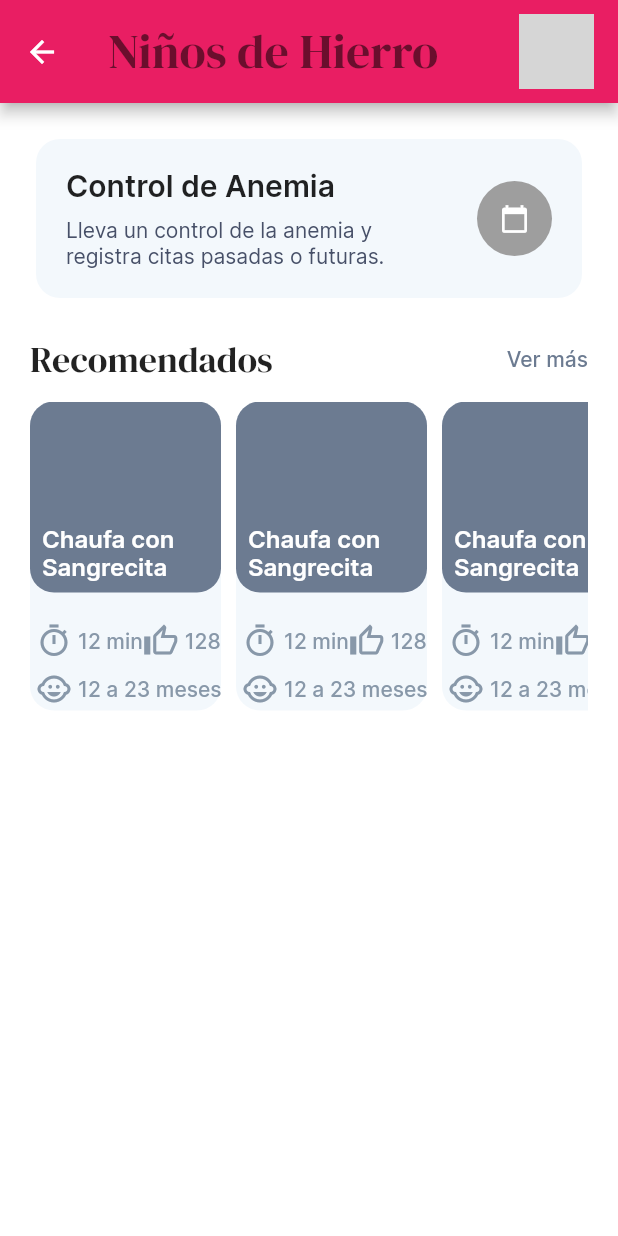
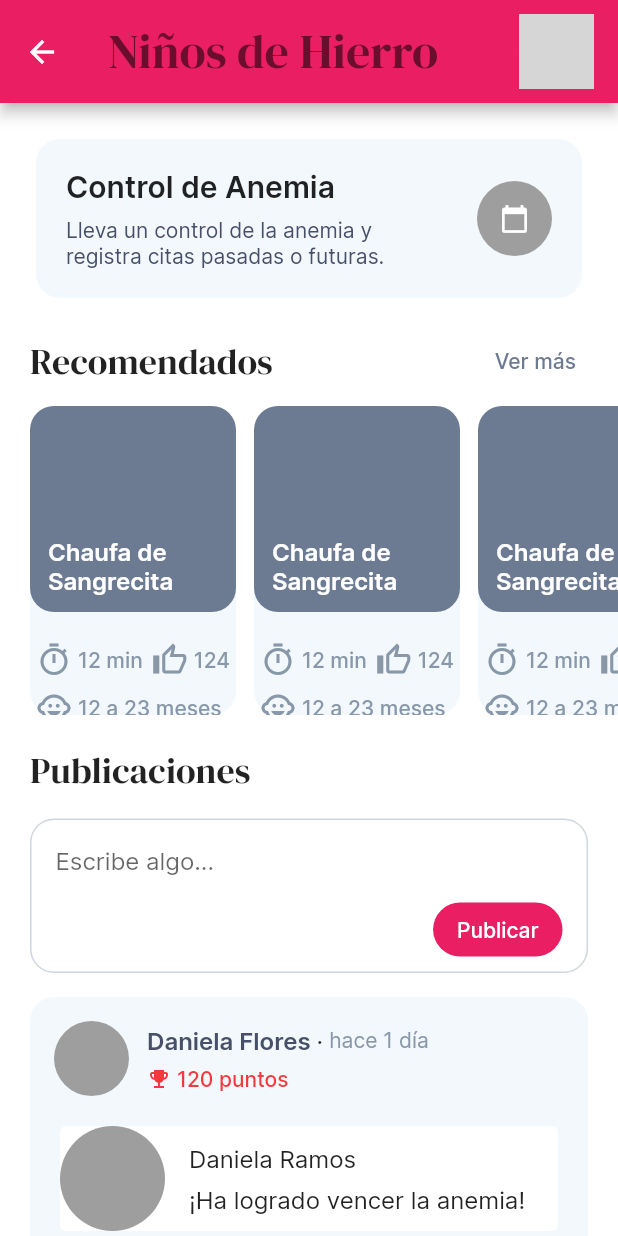
Before and after one commit to axelyerit31/iron_kids, a Flutter app: the MediaFeedScreen screen opened directly, on a phone screen of 412 x 824 dp. Run offline on Flutter 3.47's test engine with Material 2 defaults, Android fonts, the phone set to English and light mode, and no system bars; network calls fail; grey boxes are pictures that could not be loaded.

Commit message:
CardRecetaSmall y ButtonText añadido

```diff
--- a/lib/screens/login_screen.dart
+++ b/lib/screens/login_screen.dart
@@ -1,5 +1,5 @@
 import 'package:flutter/material.dart';
-import 'package:iron_kids/styles/appTheme.dart';
+import 'package:iron_kids/styles/app_theme.dart';
 import 'package:iron_kids/styles/widgets.dart';
 
 final TextEditingController _emailController = TextEditingController();
@@ -102,7 +102,7 @@ class ButtonUI extends StatelessWidget {
         // Validar las credenciales y continuar a la siguiente pantalla
       },
       style: ElevatedButton.styleFrom(
-        backgroundColor: AppTheme.primary500,
+        primary: AppTheme.primary500,
         minimumSize: const Size(350, 58),
         shape: RoundedRectangleBorder(
           borderRadius:
--- a/lib/screens/mediafeed_screen.dart
+++ b/lib/screens/mediafeed_screen.dart
@@ -1,6 +1,7 @@
 import 'package:flutter/material.dart';
 import 'package:iron_kids/main.dart';
 import 'package:iron_kids/styles/app_theme.dart';
+import 'package:iron_kids/styles/widgets.dart';
 
 class MediaFeedScreen extends StatefulWidget {
   const MediaFeedScreen({Key? key}) : super(key: key);
@@ -39,15 +40,200 @@ class _MediaFeedScreenState extends State<MediaFeedScreen> {
           ],
         ),
       ),
-      body: Padding(
-        padding: const EdgeInsets.symmetric(horizontal: AppTheme.spacing6),
+      body: SingleChildScrollView(
+        physics: const BouncingScrollPhysics(),
         child: Column(children: [
 
           //Spacing 20px
           AppTheme.spacingWidget6,
 
           // Tarjeta control de anemia
+          const Padding(
+            padding: EdgeInsets.symmetric(horizontal: AppTheme.spacing6),
+            child: ControlAnemiaSection(),
+          ),
+
+          // Spacing 20px
+          AppTheme.spacingWidget6,
+
+          // Recomendados
+          const RecomendadosSection(),
+
+          // Spacing 20px
+          AppTheme.spacingWidget6,
+
+          // Publicaciones
+          const PublicacionesSection()
+
+        ]),
+      )
+    );
+  }
+}
+
+class PublicacionesSection extends StatelessWidget {
+  const PublicacionesSection({
+    Key? key,
+  }) : super(key: key);
+
+  @override
+  Widget build(BuildContext context) {
+    return Padding(
+      padding: const EdgeInsets.symmetric(horizontal: AppTheme.spacing6),
+      child: Column(
+        crossAxisAlignment: CrossAxisAlignment.start,
+        children: [
+
+          // Titulo
+          Text("Publicaciones", style: AppTheme.headlineSmall(context)),
+
+          AppTheme.spacingWidget5,
+
+          // Campo de texto para publicacion
+          Container(
+            height: screenH * 1/8,
+            decoration: BoxDecoration(
+              borderRadius: AppTheme.borderRadiusL,
+              border: Border.all(color: AppTheme.gray300),
+            ),
+            padding: const EdgeInsets.symmetric(
+              vertical: AppTheme.spacing2,
+              horizontal: AppTheme.spacing5
+            ),
+            child: Column(
+              crossAxisAlignment: CrossAxisAlignment.end,
+              mainAxisAlignment: MainAxisAlignment.spaceBetween,
+              children: [
+                const Expanded(
+                  child: TextField(
+                    maxLines: 4,
+                    decoration: InputDecoration(
+                      hintText: 'Escribe algo...',
+                      border: InputBorder.none,
+                    ),
+                  ),
+                ),
+                ElevatedButton(
+                  onPressed: () {},
+                  style: ButtonStyle(
+                    elevation: MaterialStateProperty.all(0),
+                    shape: MaterialStateProperty.all<RoundedRectangleBorder>(
+                      RoundedRectangleBorder(
+                        borderRadius: AppTheme.borderRadiusXL,
+                      ),
+                    ),
+                  ),
+                  child: const Text('Publicar'),
+                ),
+              ],
+            ),
+          ),
+
+          AppTheme.spacingWidget5,
+
+          // Primera publicacion
+          Container(
+            decoration: BoxDecoration(
+              borderRadius: AppTheme.borderRadiusL,
+              color: AppTheme.gray100,
+            ),
+            child: Padding(
+              padding: const EdgeInsets.all(AppTheme.spacing5),
+              child: Column(
+                children: [
+
+                  // Datos de usuario
+                  Row(
+                    children: [
+                      Container(
+                        width: 50,
+                        height: 50,
+                        decoration: const BoxDecoration(
+                          shape: BoxShape.circle,
+                          color: Colors.grey,
+                        ),
+                      ),
+
+                      AppTheme.spacingWidget4,
+
+                      Column(
+                        crossAxisAlignment: CrossAxisAlignment.start,
+                        children: [
+                          Row(
+                            children: [
+                              Text('Daniela Flores', style: AppTheme.bodyMediumSemiBold(context),),
+                              AppTheme.spacingWidget2,
+                              const Text('·'),
+                              AppTheme.spacingWidget2,
+                              Text('hace 1 día',style: AppTheme.bodySmall(context).copyWith(color: AppTheme.gray500),),
+                            ],
+                          ),
+                          const SizedBox(height: 8),
+                          Row(
+                            children: [
+                              Icon(Icons.emoji_events, size: 16, color: AppTheme.primary600,),
+                              const SizedBox(width: 4),
+                              Text('120 puntos', style: AppTheme.bodySmallMedium(context).copyWith(color: AppTheme.primary600),),
+                            ],
+                          ),
+                        ],
+                      ),
+                    ],
+                  ),
+
+                  const SizedBox(height: 16),
+
+                  // Contenido vencedor
                   Card(
+                    elevation: 0,
+                    child: Column(
+                      children: [
+                        Row(
+                          children: [
+                            Container(
+                              width: 70,
+                              height: 70,
+                              decoration: const BoxDecoration(
+                                shape: BoxShape.circle,
+                                color: Colors.grey,
+                              ),
+                            ),
+                            const SizedBox(width: 16),
+                            Column(
+                              crossAxisAlignment: CrossAxisAlignment.start,
+                              children: const [
+                                Text('Daniela Ramos'),
+                                SizedBox(height: 8),
+                                Text('¡Ha logrado vencer la anemia!'),
+                              ],
+                            ),
+                          ],
+                        ),
+                      ],
+                    ),
+                  ),
+
+                  const SizedBox(height: 16),
+
+                  const Text('Texto de publicación'),
+                ],
+              ),
+            ),
+          ),
+        ],
+      ),
+    );
+  }
+}
+
+class ControlAnemiaSection extends StatelessWidget {
+  const ControlAnemiaSection({
+    Key? key,
+  }) : super(key: key);
+
+  @override
+  Widget build(BuildContext context) {
+    return Card(
       color: AppTheme.gray100,
       elevation: 0,
       shape: RoundedRectangleBorder(borderRadius: AppTheme.borderRadiusL),
@@ -91,17 +277,24 @@ class _MediaFeedScreenState extends State<MediaFeedScreen> {
           ],
         ),
       ),
-          ),
+    );
+  }
+}
 
-          // Spacing 20px
-          AppTheme.spacingWidget6,
+class RecomendadosSection extends StatelessWidget {
+  const RecomendadosSection({
+    Key? key,
+  }) : super(key: key);
 
-          // Recomendados
-          Column(
+  @override
+  Widget build(BuildContext context) {
+    return Column(
       children: [
 
         // Recomendados y Ver mas
-              Row(
+        Padding(
+          padding: const EdgeInsets.symmetric(horizontal: AppTheme.spacing6),
+          child: Row(
             mainAxisAlignment: MainAxisAlignment.spaceBetween,
             crossAxisAlignment: CrossAxisAlignment.center,
             children: [
@@ -109,11 +302,9 @@ class _MediaFeedScreenState extends State<MediaFeedScreen> {
                 'Recomendados',
                 style: AppTheme.headlineSmall(context),
               ),
-                  Text(
-                    'Ver más',
-                    style: AppTheme.labelLarge(context),
+              const ButtonText("Ver más"),
+            ],
           ),
-                ],
         ),
 
         // Spacing 12px
@@ -126,122 +317,51 @@ class _MediaFeedScreenState extends State<MediaFeedScreen> {
           child: Row(
             crossAxisAlignment: CrossAxisAlignment.start,
             children: List.generate(5, (index) {
-                    return SizedBox(
-                      height: screenW * 1/3 * 3/2,
-                      width: screenW * 1/3,
-                      child: Card(
-                        color: AppTheme.gray100,
-                        elevation: 0,
-                        shape: RoundedRectangleBorder(borderRadius: AppTheme.borderRadiusL),
-                        margin: const EdgeInsets.only(
-                          right: 10
-                        ),
-                        child: Column(
-                          crossAxisAlignment: CrossAxisAlignment.start,
-                          children: [
-                            AspectRatio(
-                              aspectRatio: 1,
-                              child: Container(
-                                decoration: BoxDecoration(
-                                  borderRadius:
-                                      AppTheme.borderRadiusL,
-                                  color: AppTheme.gray600
-                                ),
-                                alignment: Alignment.bottomLeft,
-                                child: Padding(
-                                  padding: const EdgeInsets.all(AppTheme.spacing3),
-                                  child: Text(
-                                    'Chaufa con Sangrecita',
-                                    style: AppTheme.bodyMediumSemiBold(context).copyWith(color: AppTheme.white),
-                                  ),
-                                ),
-                              ),
-                            ),
-                            const SizedBox(height: 16),
-                            Padding(
-                              padding: const EdgeInsets.all(AppTheme.spacing2),
-                              child: Column(
-                                crossAxisAlignment: CrossAxisAlignment.start,
-                                children: [
-                                  Row(
-                                    mainAxisAlignment: MainAxisAlignment.spaceBetween,
-                                    children: [
-
-                                      // Tiempo de cocina
-                                      Row(
-                                        mainAxisSize: MainAxisSize.min,
-                                        children: [
-                                          Icon(Icons.timer_outlined, color: AppTheme.gray500),
-                                          const SizedBox(width: 4),
-                                          Text('12 min', style: AppTheme.bodySmallMedium(context).copyWith(color: AppTheme.gray500)),
-                                        ],
-                                      ),
-
-
-                                      const SizedBox(height: 8),
-
-                                      // Likes
-                                      Row(
-                                        mainAxisSize: MainAxisSize.min,
-                                        children: [
-                                          Icon(Icons.thumb_up_outlined, color: AppTheme.gray500),
-                                          const SizedBox(width: 4),
-                                          Text('128', style: AppTheme.bodySmallMedium(context).copyWith(color: AppTheme.gray500)),
-                                        ],
-                                      ),
-                                    ],
-                                  ),
-
-                                  const SizedBox(height: 8),
-
-                                  // Edad de niño
-                                  Row(
-                                    mainAxisSize: MainAxisSize.min,
-                                    children: [
-                                      Icon(Icons.child_care, color: AppTheme.gray500),
-                                      const SizedBox(width: 4),
-                                      Text('12 a 23 meses', style: AppTheme.bodySmallMedium(context).copyWith(color: AppTheme.gray500)),
-                                    ],
-                                  ),
-                                ],
-                              ),
-                            ),
-                          ],
-                        ),
+              return Padding(
+                padding: EdgeInsets.only(left: index == 0 ? AppTheme.spacing6 : AppTheme.spacing4),
+                child: const CardRecetaSmall(
+                  titulo: "Chaufa de Sangrecita",
+                  tiempoCocina: "12 min",
+                  likes: 124,
+                  edad: "12 a 23 meses",
                 ),
               );
             }),
           ),
         ),
       ],
-          ),
-
-        ]),
-      )
     );
   }
 }
 
+/*
+Experto en flutter, dame el codigo para el siguiente arbol de widgets
 
-/* Gpt, dame el codigo para un diseño en flutter, los estilos son extraidos del widget: Theme.of(context).textTheme.
-
-fila (con for de 5 para mostrar 5 veces el card de debajo)
-  card
-    column
-      container con bordes redondeado en 16 px, (imagen en decoration)
-        "Chaufa con Sangrecita", ubicado con Alignment.end
 Columna
+  Container con borde redondeado en 16px
+    Columna
+      TextField con hint "Escribe algo..."
+    Elevated Button (alineado al bottomRight)
+      "Publicar"
 Fila
-          Fila (Con mainaxissize min)
-            Icono tiempo
-            "12 min"
-          Fila (Con mainaxissize min)
-            Icono like
-            "128"
-          Fila (Con mainaxissize min)
-            Icono bebe
-            "12 a 23 meses"
-
-
-
+  for de 5 Elevated Button con borde redondeado en 20
+card con elevation 0
+  columna
+    Fila
+      Container redondedo de 50px
+      columna
+        Fila
+          "Daniela Flores"
+          "·"
+          "hace 1 dia"
+        Fila
+          Icono de premio
+          "120 puntos"
+  Card con elevation 0
+    Fila
+      Container redondeado de 70px
+      Columna
+        "Daniela Ramos"
+        "¡Ha logrado vencer la anemia!"
+  "Texto de publicacion"
  */
--- a/lib/screens/perfil_screen.dart
+++ b/lib/screens/perfil_screen.dart
@@ -1,4 +1,5 @@
 import 'package:flutter/material.dart';
+import 'package:iron_kids/styles/app_theme.dart';
 
 class PerfilScreen extends StatelessWidget {
   const PerfilScreen({Key? key}) : super(key: key);
@@ -12,9 +13,9 @@ class PerfilScreen extends StatelessWidget {
       body: Column(
         children: [
           const SizedBox(height: 20.0),
-          const CircleAvatar(
+          CircleAvatar(
             radius: 50.0,
-            backgroundImage: AssetImage('assets/images/profile_image.jpg'),
+            backgroundColor: AppTheme.primary400,
           ),
           const SizedBox(height: 20.0),
           const Text(
--- a/lib/styles/widgets.dart
+++ b/lib/styles/widgets.dart
@@ -1,13 +1,33 @@
 import 'package:flutter/material.dart';
-import 'package:iron_kids/styles/appTheme.dart';
+import 'package:iron_kids/main.dart';
+import 'package:iron_kids/styles/app_theme.dart';
 
-// botones
+// Botones
+class ButtonText extends StatelessWidget {
+  final String text;
 
-//Inputs
+  const ButtonText(this.text, {Key? key}) : super(key: key);
+
+  @override
+  Widget build(BuildContext context) {
+    return TextButton(
+      style: TextButton.styleFrom(
+        tapTargetSize: MaterialTapTargetSize.shrinkWrap,
+      ),
+      onPressed: () {},
+      child: Text(
+        text.isEmpty? "" : text,
+        style: AppTheme.labelLarge(context),
+      ),
+    );
+  }
+}
+
+// Inputs
 class InputField extends StatelessWidget {
-  TextEditingController controller = TextEditingController();
+  final TextEditingController controller;
   final String placeholder;
-  InputField({
+  const InputField({
     super.key,
     required this.controller,
     required this.placeholder,
@@ -38,3 +58,97 @@ class InputField extends StatelessWidget {
     );
   }
 }
+
+// Cards de receta
+class CardRecetaSmall extends StatelessWidget {
+  final String titulo;
+  final String tiempoCocina;
+  final int likes;
+  final String edad;
+
+  const CardRecetaSmall({Key? key, required this.titulo, required this.tiempoCocina, required this.likes, required this.edad}) : super(key: key);
+
+  @override
+  Widget build(BuildContext context) {
+    return Container(
+      height: screenW * 1/3 * 3/2,
+      width: screenW * 1/3,
+      decoration: BoxDecoration(
+        borderRadius: AppTheme.borderRadiusL,
+        color: AppTheme.gray100,
+      ),
+      child: Column(
+        crossAxisAlignment: CrossAxisAlignment.start,
+        children: [
+          AspectRatio(
+            aspectRatio: 1,
+            child: Container(
+              decoration: BoxDecoration(
+                borderRadius:
+                    AppTheme.borderRadiusL,
+                color: AppTheme.gray600
+              ),
+              alignment: Alignment.bottomLeft,
+              child: Padding(
+                padding: const EdgeInsets.all(AppTheme.spacing4),
+                child: Text(
+                  titulo,
+                  style: AppTheme.bodyMediumSemiBold(context).copyWith(color: AppTheme.white),
+                ),
+              ),
+            ),
+          ),
+          const SizedBox(height: 16),
+          Padding(
+            padding: const EdgeInsets.all(AppTheme.spacing2),
+            child: Column(
+              crossAxisAlignment: CrossAxisAlignment.start,
+              children: [
+                Row(
+                  mainAxisAlignment: MainAxisAlignment.spaceBetween,
+                  children: [
+
+                    // Tiempo de cocina
+                    Row(
+                      mainAxisSize: MainAxisSize.min,
+                      children: [
+                        Icon(Icons.timer_outlined, color: AppTheme.gray500),
+                        const SizedBox(width: 4),
+                        Text(tiempoCocina, style: AppTheme.bodySmallMedium(context).copyWith(color: AppTheme.gray500)),
+                      ],
+                    ),
+
+
+                    const SizedBox(height: 8),
+
+                    // Likes
+                    Row(
+                      mainAxisSize: MainAxisSize.min,
+                      children: [
+                        Icon(Icons.thumb_up_outlined, color: AppTheme.gray500),
+                        const SizedBox(width: 4),
+                        Text(likes.toString(), style: AppTheme.bodySmallMedium(context).copyWith(color: AppTheme.gray500)),
+                      ],
+                    ),
+                  ],
+                ),
+
+                const SizedBox(height: 8),
+
+                // Edad de niño
+                Row(
+                  mainAxisSize: MainAxisSize.min,
+                  children: [
+                    Icon(Icons.child_care, color: AppTheme.gray500),
+                    const SizedBox(width: 4),
+                    Text(edad, style: AppTheme.bodySmallMedium(context).copyWith(color: AppTheme.gray500)),
+                  ],
+                ),
+              ],
+            ),
+          ),
+        ],
+      ),
+    );
+  }
+}
```
Lines whose indentation alone changed are shown as unchanged.
